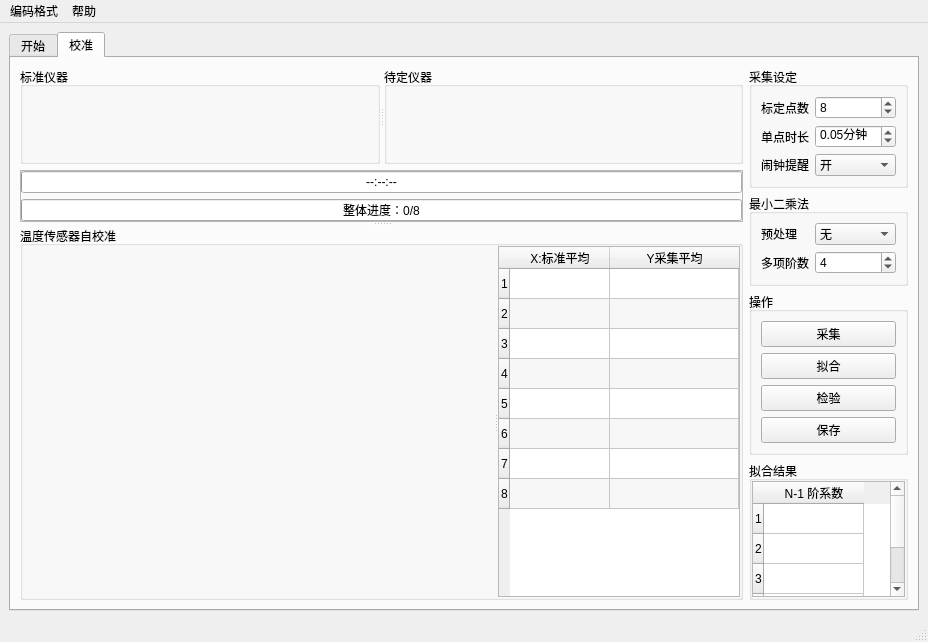
Qt form mainwindow.ui (m-RNA/TemperatureSelfCorrectionBasedOnQtSerial) before a commit.
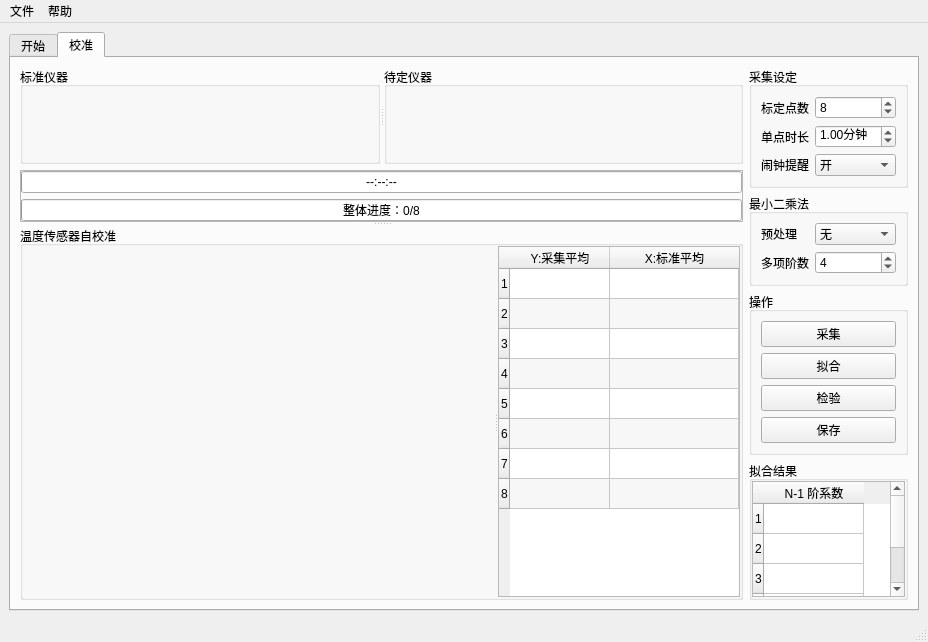
The same form after that commit. Icons and pictures are not drawn. Custom widgets are drawn as their Qt base class.

Commit message: 添加未来可能有的功能界面

What changed in the file:
```diff
--- a/mainwindow.ui
+++ b/mainwindow.ui
@@ -274,16 +274,16 @@
                  <row/>
                  <row/>
                  <row/>
+                 <column>
+                  <property name="text">
+                   <string>Y:采集平均</string>
+                  </property>
+                 </column>
                  <column>
                   <property name="text">
                    <string>X:标准平均</string>
                   </property>
                  </column>
-                 <column>
-                  <property name="text">
-                   <string>Y采集平均</string>
-                  </property>
-                 </column>
                 </widget>
                </widget>
               </item>
@@ -372,7 +372,7 @@
                  <double>0.100000000000000</double>
                 </property>
                 <property name="value">
-                 <double>0.050000000000000</double>
+                 <double>1.000000000000000</double>
                 </property>
                </widget>
               </item>
@@ -721,17 +721,24 @@
      <height>23</height>
     </rect>
    </property>
-   <widget class="QMenu" name="menu">
-    <property name="title">
-     <string>编码格式</string>
-    </property>
-   </widget>
    <widget class="QMenu" name="menuAbout">
     <property name="title">
      <string>帮助</string>
     </property>
     <addaction name="actionAbout"/>
    </widget>
+   <widget class="QMenu" name="menu">
+    <property name="title">
+     <string>文件</string>
+    </property>
+    <addaction name="action"/>
+    <addaction name="action_2"/>
+    <addaction name="action_3"/>
+    <addaction name="separator"/>
+    <addaction name="action_5"/>
+    <addaction name="separator"/>
+    <addaction name="action_4"/>
+   </widget>
    <addaction name="menu"/>
    <addaction name="menuAbout"/>
   </widget>
```
Left out of the diff: 39 changed lines with no effect on the pictures.
